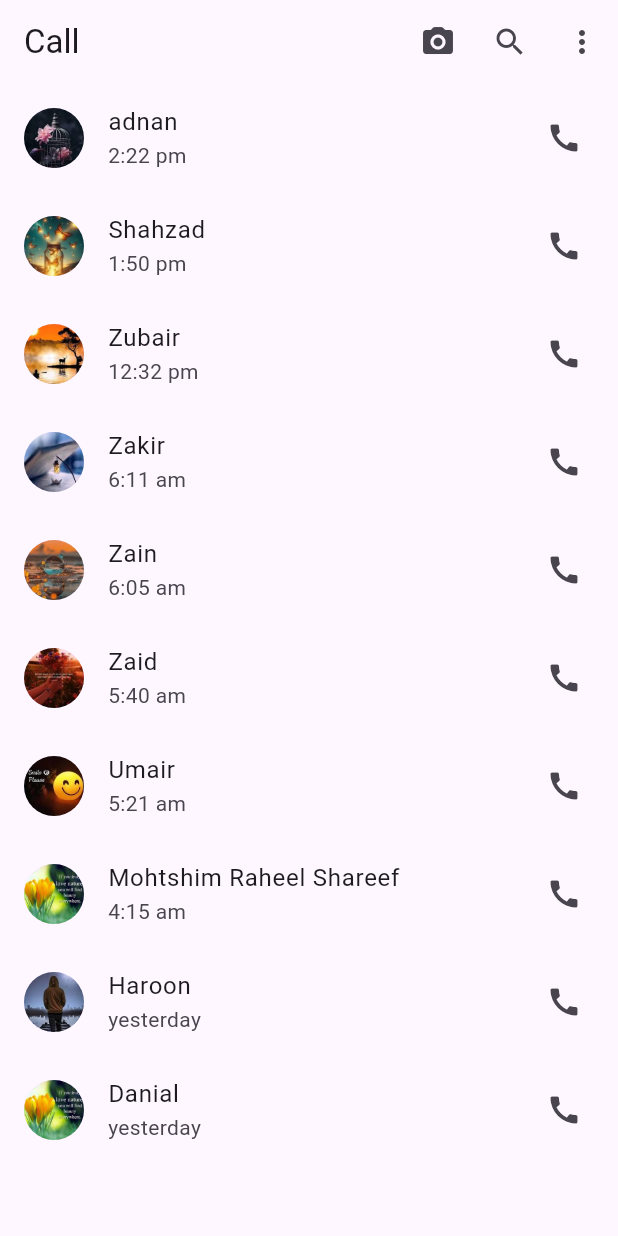
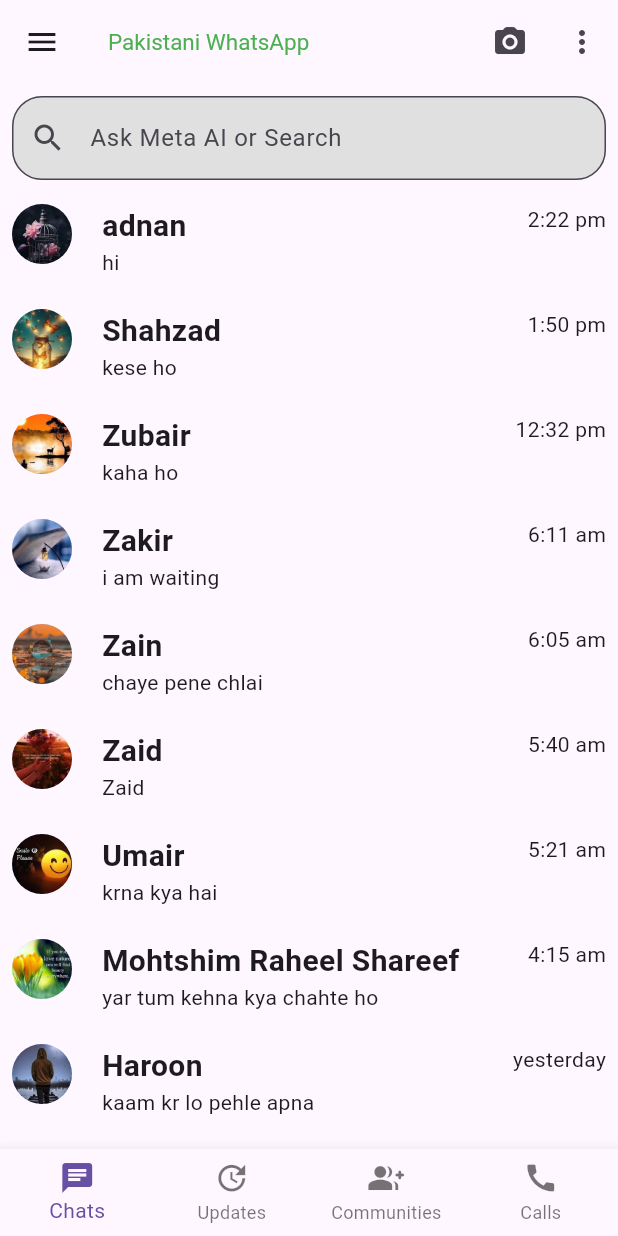
Before and after one commit to beingraigistani/Pakistni_WhatsApp, a Flutter app: the screen it shows after launch, on a phone screen of 412 x 824 dp. Run offline on Flutter 3.47's test engine with Material 3 defaults, Android fonts, the phone set to English and light mode, and no system bars.

Commit message:
Almost basic Screens Done

```diff
--- a/lib/material/all_material.dart
+++ b/lib/material/all_material.dart
@@ -1,6 +1,7 @@
 import 'package:flutter/material.dart';
 import 'package:myapp/screens/calll_screen.dart';
 import 'package:myapp/screens/home_screen.dart';
+import 'package:myapp/screens/user_updates.dart';
 
 class MyApp extends StatefulWidget {
   MyApp({super.key});
@@ -27,9 +28,17 @@ class _MyAppState extends State<MyApp> {
       theme:ThemeData.light(),
       darkTheme: ThemeData.dark(),
       themeMode: _themeMode,
+      initialRoute: 'Chats',
+      routes: {
+        'Chats':(context)=> MyHomePage(),
+        'Updates':(context)=> UserUpdates(),
+        'Calls':(context)=> CalllScreen(),
+      },
       home:
-      CalllScreen(),
-      // MyHomePage(toggleTheme: _toggletheme),
+      // CalllScreen(),
+      MyHomePage(),
+      // ChatList(),
+      // UserUpdates()
     );
   }
 }
--- /dev/null
+++ b/lib/screens/chat_screen.dart
@@ -0,0 +1,122 @@
+import 'package:flutter/material.dart';
+import 'package:myapp/widgets/chat_list.dart';
+
+class ChatScreen extends StatelessWidget {
+  final List<String> img = [
+    'assets/images/dp1.jpg',
+    'assets/images/dp2.jpg',
+    'assets/images/dp5.jpg',
+    'assets/images/dp8.jpg',
+    'assets/images/dp3.jpg',
+    'assets/images/dp6.jpg',
+    'assets/images/dp9.jpg',
+    'assets/images/dp4.jpg',
+    'assets/images/dp7.jpg',
+    'assets/images/dp4.jpg',
+  ];
+  final List<String> names = [
+    'adnan',
+    'Shahzad',
+    'Zubair',
+    'Zakir',
+    'Zain',
+    'Zaid',
+    'Umair',
+    'Mohtshim Raheel Shareef',
+    'Haroon',
+    'Danial',
+  ];
+  final List<String> text = [
+    'hi',
+    'kese ho',
+    'kaha ho',
+    'i am waiting',
+    'chaye pene chlai',
+    'Zaid',
+    'krna kya hai',
+    'yar tum kehna kya chahte ho',
+    'kaam kr lo pehle apna ',
+    'Danial hu mai',
+  ];
+  final List<String> time = [
+    '2:22 pm',
+    '1:50 pm',
+    '12:32 pm',
+    '6:11 am',
+    '6:05 am',
+    '5:40 am',
+    '5:21 am',
+    '4:15 am',
+    'yesterday',
+    'yesterday',
+  ];
+
+  @override
+  Widget build(BuildContext context) {
+    return Scaffold(
+      appBar: AppBar(
+        title: const Text(
+          'Pakistani WhatsApp',
+          style: TextStyle(color: Colors.green, fontSize: 15),
+        ),
+        actions: [
+          IconButton(
+            onPressed: () {},
+            icon: const Icon(Icons.camera_alt_rounded),
+          ),
+          IconButton(
+            onPressed: () {},
+            icon: const Icon(Icons.more_vert),
+          ),
+        ],
+      ),
+      drawer: Drawer(
+        child: ListView.builder(itemCount: 5,
+          itemBuilder: (BuildContext context, int index) {
+          return Padding(
+            padding: const EdgeInsets.all(8.0),
+            child: Container(
+              child: Text("Drawer"),
+            ),
+          );
+        }),
+      ),
+      body: Column(
+        children: [
+          Padding(
+            padding: EdgeInsets.all(8.0),
+            child: TextField(
+              decoration: InputDecoration(
+                  prefixIcon: Icon(Icons.search),
+                  border: OutlineInputBorder(
+                    borderRadius: BorderRadius.all(
+                      Radius.circular(20),
+                    ),
+                  ),
+                  fillColor: Colors.grey[300],
+                  //  Color(0x80f6f5f3),
+                  filled: true,
+                  hintText: 'Ask Meta AI or Search'),
+            ),
+          ),
+          Expanded(
+            child: ListView.builder(
+                itemCount: img.length,
+                itemBuilder: (BuildContext context, int index) {
+                  return Container(
+                    width: double.infinity,
+                    height: 70,
+                    // padding: EdgeInsets.all(8),
+                    child: ChatWidget(
+                        img: img[index],
+                        names: names[index],
+                        text: text[index],
+                        time: time[index]),
+                  );
+                }),
+          ),
+        ],
+      ),
+    );
+  }
+}
--- a/lib/screens/home_screen.dart
+++ b/lib/screens/home_screen.dart
@@ -1,88 +1,42 @@
 import 'package:flutter/material.dart';
-import 'package:myapp/widgets/chat_list.dart';
+import 'package:myapp/screens/calll_screen.dart';
+import 'package:myapp/screens/chat_screen.dart';
+import 'package:myapp/screens/community_screen.dart';
+import 'package:myapp/screens/user_updates.dart';
 
-class MyHomePage extends StatelessWidget {
-  final VoidCallback toggleTheme;
-  MyHomePage({super.key, required this.toggleTheme});
+class MyHomePage extends StatefulWidget {
+  @override
+  State<MyHomePage> createState() => _MyHomePageState();
+}
+
+class _MyHomePageState extends State<MyHomePage> {
+  int myindex = 0;
+
+  List<Widget> AllScreens = [
+    ChatScreen(),
+    UserUpdates(),
+    CommunityScreen(),
+    CalllScreen()
+  ];
 
   @override
   Widget build(BuildContext context) {
     return Scaffold(
-      appBar: AppBar(
-        title: const Text(
-          'Pakistani WhatsApp',
-          style: TextStyle(color: Colors.green, fontSize: 15),
-        ),
-        actions: [
-          IconButton(
-            onPressed: () {},
-            icon: const Icon(Icons.camera_alt_rounded),
-          ),
-          IconButton(
-            onPressed:
-              toggleTheme
-            ,
-            icon: const Icon(Icons.more_vert),
-          )
+      body: AllScreens[myindex],
+      //  ChatScreen(),
+      bottomNavigationBar: BottomNavigationBar(
+        onTap: (index) => setState(() {
+          myindex = index;
+        }),
+        currentIndex: myindex,
+        type: BottomNavigationBarType.fixed,
+        items: [
+          BottomNavigationBarItem(icon: Icon(Icons.chat), label: "Chats"),
+          BottomNavigationBarItem(icon: Icon(Icons.update), label: "Updates"),
+          BottomNavigationBarItem(
+              icon: Icon(Icons.group_add_rounded), label: "Communities"),
+          BottomNavigationBarItem(icon: Icon(Icons.call), label: "Calls"),
         ],
-      ),
-      body: SingleChildScrollView(
-        child: Column(
-          children: [
-            Padding(
-              padding: EdgeInsets.all(8.0),
-              child: TextField(
-                decoration: InputDecoration(
-                    prefixIcon: Icon(Icons.search),
-                    border: OutlineInputBorder(
-                      borderRadius: BorderRadius.all(
-                        Radius.circular(20),
-                      ),
-                    ),
-                    fillColor: Color(0x80f6f5f3),
-                    filled: true,
-                    hintText: 'Ask Meta AI or Search'),
-              ),
-            ),
-            SizedBox(width: double.infinity, height: 500, child: ChatList()),
-            // Text('Text after ChatList'),
-            // Text('Text after ChatList'),
-            // Text('Text after ChatList'),
-          ],
-        ),
-      ),
-      bottomNavigationBar: BottomAppBar(
-        child: Row(
-          children: [
-            Column(
-              children: [
-                ElevatedButton(onPressed: () {}, child: Icon(Icons.chat)),
-                Text('Chats')
-              ],
-            ),
-            Spacer(),
-            Column(
-              children: [
-                ElevatedButton(onPressed: () {}, child: Icon(Icons.update)),
-                Text('Updates')
-              ],
-            ),
-            Spacer(),
-            Column(
-              children: [
-                ElevatedButton(onPressed: () {}, child: Icon(Icons.group)),
-                Text('Communities')
-              ],
-            ),
-            Spacer(),
-            Column(
-              children: [
-                ElevatedButton(onPressed: () {}, child: Icon(Icons.call)),
-                Text('Calls')
-              ],
-            ),
-          ],
-        ),
       ),
     );
   }
--- a/lib/widgets/chat_list.dart
+++ b/lib/widgets/chat_list.dart
@@ -14,7 +14,7 @@ class ChatList extends StatelessWidget {
     'assets/images/dp7.jpg',
     'assets/images/dp4.jpg',
   ];
-  List<String> names = [
+  final List<String> names = [
     'adnan',
     'Shahzad',
     'Zubair',
@@ -26,7 +26,7 @@ class ChatList extends StatelessWidget {
     'Haroon',
     'Danial',
   ];
-  List<String> text = [
+  final List<String> text = [
     'hi',
     'kese ho',
     'kaha ho',
@@ -38,7 +38,7 @@ class ChatList extends StatelessWidget {
     'kaam kr lo pehle apna ',
     'Danial hu mai',
   ];
-  List<String> time = [
+  final List<String> time = [
     '2:22 pm',
     '1:50 pm',
     '12:32 pm',
@@ -54,20 +54,76 @@ class ChatList extends StatelessWidget {
   @override
   Widget build(BuildContext context) {
     return Scaffold(
-      body:
-          //  Text('Chatlist')
-          ListView.builder(
+      body: ListView.builder(
           itemCount: img.length,
           itemBuilder: (BuildContext context, int index) {
-                return Padding(
+            return Container(
+              width: double.infinity,
+              height: 65,
+              // padding: EdgeInsets.all(8),
+              child: ChatWidget(
+                  img: img[index],
+                  names: names[index],
+                  text: text[index],
+                  time: time[index]),
+            );
+            // Padding(
+            // padding: const EdgeInsets.all(8.0),
+            //   child: Row(
+            //     crossAxisAlignment: CrossAxisAlignment.start,
+            //     children: [
+            //       CircleAvatar(
+            //         radius: 20,
+            //         backgroundImage: AssetImage(img[index]),
+            //       ),
+            //       SizedBox(
+            //         width: 20,
+            //       ),
+            //       Column(
+            //         mainAxisAlignment: MainAxisAlignment.start,
+            //         crossAxisAlignment: CrossAxisAlignment.start,
+            //         children: [
+            //           Text(
+            //             names[index],
+            //             style: TextStyle(
+            //                 fontSize: 20, fontWeight: FontWeight.bold),
+            //           ),
+            //           Text(text[index]),
+            //         ],
+            //       ),
+            //       Spacer(),
+            //       Text(time[index])
+            //     ],
+            //   ),
+            // );
+          }),
+    );
+  }
+}
+
+class ChatWidget extends StatelessWidget {
+  ChatWidget(
+      {super.key,
+      required this.img,
+      required this.names,
+      required this.text,
+      required this.time});
+  final String img;
+  final String names;
+  final String text;
+  final String time;
+
+  @override
+  Widget build(BuildContext context) {
+    return Scaffold(
+        body: Padding(
       padding: const EdgeInsets.all(8.0),
       child: Row(
         crossAxisAlignment: CrossAxisAlignment.start,
         children: [
           CircleAvatar(
             radius: 20,
-                        backgroundImage: AssetImage(img[index]),
-                        // backgroundColor: Colors.grey,
+            backgroundImage: AssetImage(img),
           ),
           SizedBox(
             width: 20,
@@ -77,19 +133,16 @@ class ChatList extends StatelessWidget {
             crossAxisAlignment: CrossAxisAlignment.start,
             children: [
               Text(
-                            names[index],
-                            style: TextStyle(
-                                fontSize: 20, fontWeight: FontWeight.bold),
+                names,
+                style: TextStyle(fontSize: 20, fontWeight: FontWeight.bold),
               ),
-                          Text(text[index]),
+              Text(text),
             ],
           ),
           Spacer(),
-                      Text(time[index])
+          Text(time)
         ],
       ),
-                );
-              }),
-    );
+    ));
   }
 }
```
Also changed, not shown: lib/screens/community_screen.dart (added, +27 -0 lines), lib/screens/user_updates.dart (added, +38 -0 lines), lib/widgets/user_status.dart (added, +28 -0 lines). Lines whose indentation alone changed are shown as unchanged.
